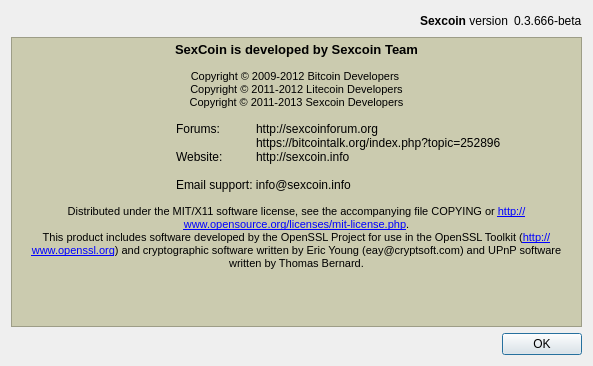
Old version of the form src/qt/forms/aboutdialog.ui in the repository sexcoin-project/sexcoin.
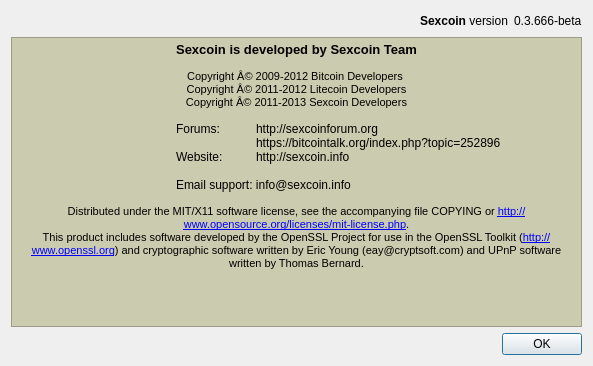
New version of the form. Icons and pictures are not drawn.

What changed in the file:
```diff
--- a/src/qt/forms/aboutdialog.ui
+++ b/src/qt/forms/aboutdialog.ui
@@ -78,11 +78,11 @@
 &lt;html&gt;&lt;head&gt;&lt;meta name=&quot;qrichtext&quot; content=&quot;1&quot; /&gt;&lt;style type=&quot;text/css&quot;&gt;
 p, li { white-space: pre-wrap; }
 &lt;/style&gt;&lt;/head&gt;&lt;body style=&quot; font-family:'MS Shell Dlg 2'; font-size:8.25pt; font-weight:400; font-style:normal;&quot;&gt;
-&lt;p align=&quot;center&quot; style=&quot; margin-top:0px; margin-bottom:0px; margin-left:0px; margin-right:0px; -qt-block-indent:0; text-indent:0px;&quot;&gt;&lt;span style=&quot; font-size:10pt; font-weight:600;&quot;&gt;SexCoin is developed by Sexcoin Team&lt;/span&gt;&lt;/p&gt;
+&lt;p align=&quot;center&quot; style=&quot; margin-top:0px; margin-bottom:0px; margin-left:0px; margin-right:0px; -qt-block-indent:0; text-indent:0px;&quot;&gt;&lt;span style=&quot; font-size:10pt; font-weight:600;&quot;&gt;Sexcoin is developed by Sexcoin Team&lt;/span&gt;&lt;/p&gt;
 &lt;p align=&quot;center&quot; style=&quot;-qt-paragraph-type:empty; margin-top:0px; margin-bottom:0px; margin-left:0px; margin-right:0px; -qt-block-indent:0; text-indent:0px; font-size:8pt;&quot;&gt;&lt;br /&gt;&lt;/p&gt;
-&lt;p align=&quot;center&quot; style=&quot; margin-top:0px; margin-bottom:0px; margin-left:0px; margin-right:0px; -qt-block-indent:0; text-indent:0px;&quot;&gt;&lt;span style=&quot; font-size:8pt;&quot;&gt;Copyright © 2009-2012 Bitcoin Developers &lt;/span&gt;&lt;/p&gt;
-&lt;p align=&quot;center&quot; style=&quot; margin-top:0px; margin-bottom:0px; margin-left:0px; margin-right:0px; -qt-block-indent:0; text-indent:0px;&quot;&gt;&lt;span style=&quot; font-size:8pt;&quot;&gt;Copyright © 2011-2012 Litecoin Developers&lt;/span&gt;&lt;/p&gt;
-&lt;p align=&quot;center&quot; style=&quot; margin-top:0px; margin-bottom:0px; margin-left:0px; margin-right:0px; -qt-block-indent:0; text-indent:0px;&quot;&gt;&lt;span style=&quot; font-size:8pt;&quot;&gt;Copyright © 2011-2013 Sexcoin Developers&lt;/span&gt;&lt;/p&gt;
+&lt;p align=&quot;center&quot; style=&quot; margin-top:0px; margin-bottom:0px; margin-left:0px; margin-right:0px; -qt-block-indent:0; text-indent:0px;&quot;&gt;&lt;span style=&quot; font-size:8pt;&quot;&gt;Copyright Â© 2009-2012 Bitcoin Developers &lt;/span&gt;&lt;/p&gt;
+&lt;p align=&quot;center&quot; style=&quot; margin-top:0px; margin-bottom:0px; margin-left:0px; margin-right:0px; -qt-block-indent:0; text-indent:0px;&quot;&gt;&lt;span style=&quot; font-size:8pt;&quot;&gt;Copyright Â© 2011-2012 Litecoin Developers&lt;/span&gt;&lt;/p&gt;
+&lt;p align=&quot;center&quot; style=&quot; margin-top:0px; margin-bottom:0px; margin-left:0px; margin-right:0px; -qt-block-indent:0; text-indent:0px;&quot;&gt;&lt;span style=&quot; font-size:8pt;&quot;&gt;Copyright Â© 2011-2013 Sexcoin Developers&lt;/span&gt;&lt;/p&gt;
 &lt;p style=&quot;-qt-paragraph-type:empty; margin-top:0px; margin-bottom:0px; margin-left:0px; margin-right:0px; -qt-block-indent:0; text-indent:0px; font-size:8pt;&quot;&gt;&lt;br /&gt;&lt;/p&gt;
 &lt;p style=&quot; margin-top:0px; margin-bottom:0px; margin-left:0px; margin-right:0px; -qt-block-indent:0; text-indent:0px;&quot;&gt;&lt;span style=&quot; font-size:9pt; color:#000000;&quot;&gt;		Forums:	http://sexcoinforum.org       &lt;/span&gt;&lt;/p&gt;
 &lt;p style=&quot; margin-top:0px; margin-bottom:0px; margin-left:0px; margin-right:0px; -qt-block-indent:0; text-indent:0px;&quot;&gt;&lt;span style=&quot; font-size:9pt; color:#000000;&quot;&gt;			https://bitcointalk.org/index.php?topic=252896&lt;/span&gt;&lt;/p&gt;
```
